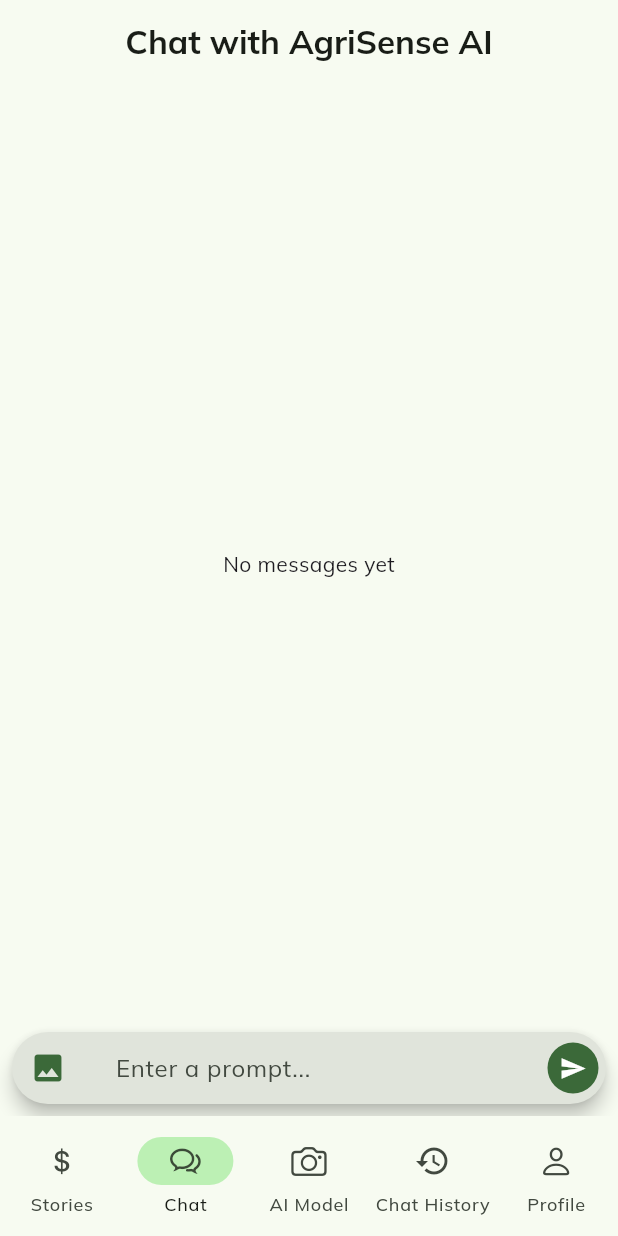
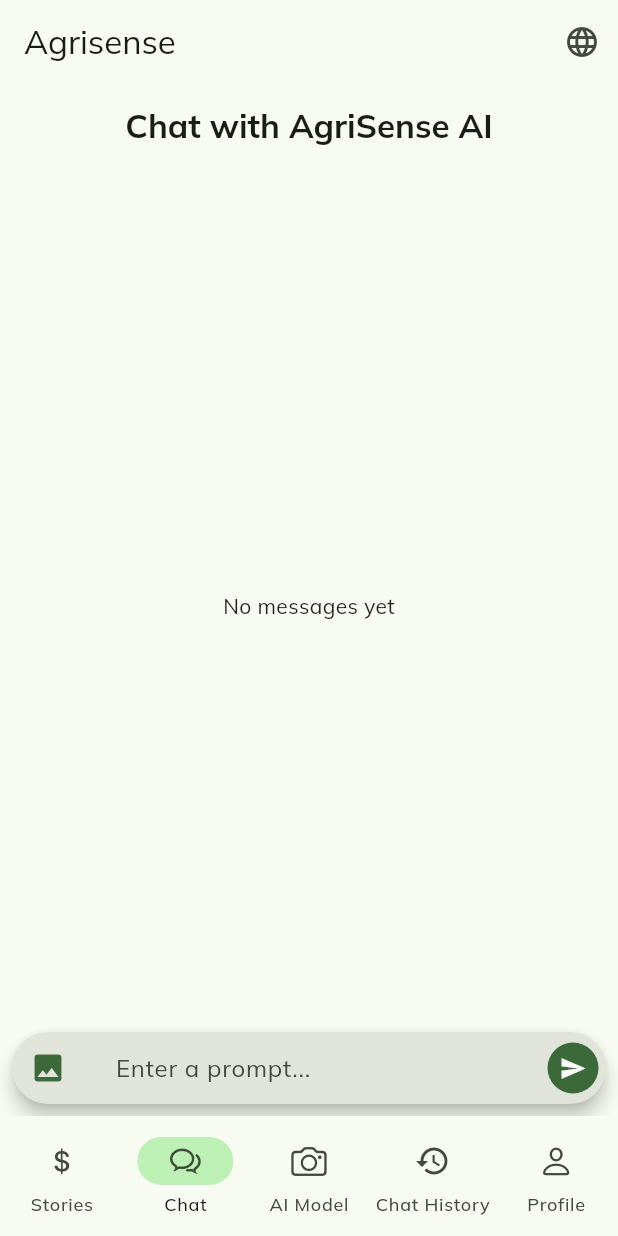
Before and after one commit to pratyush-1327/agrisense, a Flutter app: the screen it shows after launch, item 2 of the bottom bar chosen, after a tap on the "photo" icon, on a phone screen of 412 x 824 dp. Run offline on Flutter 3.47's test engine with Material 3 defaults, Android fonts, the light colour scheme and no system bars; our stand-ins replace connectivity_plus, easy_localization, flutter_dotenv, flutter_markdown, flutter_spinkit, flutter_tts and 5 more; accounts and stored records are empty; network calls fail.

Commit message:
added easy_localizations, hindi

```diff
--- a/lib/main.dart
+++ b/lib/main.dart
@@ -1,3 +1,4 @@
+import 'package:easy_localization/easy_localization.dart';
 import 'package:flutter/material.dart';
 import 'package:agrisense/themes/my_theme.dart';
 import 'package:agrisense/providers/chat_provider.dart';
@@ -9,17 +10,25 @@
 
 void main() async {
   WidgetsFlutterBinding.ensureInitialized();
+  await EasyLocalization.ensureInitialized(); // Initialize EasyLocalization
 
   await dotenv.load(fileName: ".env");
   await ChatProvider.initHive();
 
-  runApp(MultiProvider(
-    providers: [
-      ChangeNotifierProvider(create: (context) => ChatProvider()),
-      ChangeNotifierProvider(create: (context) => SettingsProvider()),
-    ],
-    child: const MyApp(),
-  ));
+  runApp(
+    EasyLocalization(
+      supportedLocales: const [Locale('en'), Locale('hi')], // Supported locales
+      path: 'assets/translations', // Path to translation files
+      fallbackLocale: const Locale('en'), // Fallback locale
+      child: MultiProvider(
+        providers: [
+          ChangeNotifierProvider(create: (context) => ChatProvider()),
+          ChangeNotifierProvider(create: (context) => SettingsProvider()),
+        ],
+        child: const MyApp(),
+      ),
+    ),
+  );
 }
 
 class MyApp extends StatefulWidget {
@@ -44,7 +53,10 @@
   @override
   Widget build(BuildContext context) {
     return MaterialApp(
-      title: 'Krishi AI',
+      title: 'appTitle'.tr(), // Use translated title
+      localizationsDelegates: context.localizationDelegates, // Add delegates
+      supportedLocales: context.supportedLocales, // Add supported locales
+      locale: context.locale, // Set current locale
       theme:
           context.watch<SettingsProvider>().isDarkMode ? darkTheme : lightTheme,
       debugShowCheckedModeBanner: false,
--- a/lib/screens/chat_history_screen.dart
+++ b/lib/screens/chat_history_screen.dart
@@ -3,6 +3,7 @@
 import 'package:agrisense/hive/chat_history.dart';
 import 'package:agrisense/widgets/chat_history_widget.dart';
 import 'package:agrisense/widgets/empty_history_widget.dart';
+import 'package:easy_localization/easy_localization.dart'; // Import easy_localization
 import 'package:hive_flutter/hive_flutter.dart';
 
 class ChatHistoryScreen extends StatefulWidget {
@@ -19,7 +20,7 @@
       appBar: AppBar(
         backgroundColor: Theme.of(context).appBarTheme.backgroundColor,
         centerTitle: true,
-        title: const Text('Chat history'),
+        title: Text('chatHistoryTitle'.tr()), // Translate
       ),
       body: ValueListenableBuilder<Box<ChatHistory>>(
         valueListenable: Boxes.getChatHistory().listenable(),
--- a/lib/screens/chat_screen.dart
+++ b/lib/screens/chat_screen.dart
@@ -4,6 +4,7 @@
 import 'package:agrisense/utility/animated_dialog.dart';
 import 'package:agrisense/widgets/bottom_chat_field.dart';
 import 'package:agrisense/widgets/chat_messages.dart';
+import 'package:easy_localization/easy_localization.dart'; // Import easy_localization
 import 'package:provider/provider.dart';
 
 class ChatScreen extends StatefulWidget {
@@ -55,8 +56,8 @@
           appBar: AppBar(
             backgroundColor: Theme.of(context).appBarTheme.backgroundColor,
             centerTitle: true,
-            title: const Text(
-              'Chat with AgriSense AI',
+            title: Text(
+              'chatScreenTitle'.tr(), // Translate
               style: TextStyle(fontWeight: FontWeight.bold),
             ),
             actions: [
@@ -70,9 +71,9 @@
                         // show my animated dialog to start new chat
                         showMyAnimatedDialog(
                           context: context,
-                          title: 'Start New Chat',
-                          content: 'Are you sure you want to start a new chat?',
-                          actionText: 'Yes',
+                          title: 'newChatDialogTitle'.tr(), // Translate
+                          content: 'newChatDialogContent'.tr(), // Translate
+                          actionText: 'newChatDialogActionYes'.tr(), // Translate
                           onActionPressed: (value) async {
                             if (value) {
                               // prepare chat room
@@ -94,8 +95,8 @@
                 children: [
                   Expanded(
                     child: chatProvider.inChatMessages.isEmpty
-                        ? const Center(
-                            child: Text('No messages yet'),
+                        ? Center(
+                            child: Text('noMessagesYet'.tr()), // Translate
                           )
                         : ChatMessages(
                             scrollController: _scrollController,
--- a/lib/screens/detetctor_page.dart
+++ b/lib/screens/detetctor_page.dart
@@ -1,6 +1,7 @@
 import 'dart:io';
 
 import 'package:agrisense/apis/api_service_tf.dart';
+import 'package:easy_localization/easy_localization.dart'; // Import easy_localization
 import 'package:flutter/material.dart';
 import 'package:image_picker/image_picker.dart';
 
@@ -43,7 +44,7 @@
   Widget build(BuildContext context) {
     return Scaffold(
       appBar: AppBar(
-        title: const Text('🌿 Plant Disease Detector'),
+        title: Text('detectorPageTitle'.tr()), // Translate
       ),
       body: Padding(
         padding: const EdgeInsets.all(20),
@@ -56,13 +57,13 @@
                 height: 250,
                 width: double.infinity,
                 color: Colors.grey[200],
-                child: const Center(child: Text("No image selected")),
+                child: Center(child: Text("noImageSelected".tr())), // Translate
               ),
             const SizedBox(height: 20),
             ElevatedButton.icon(
               onPressed: _pickImage,
               icon: const Icon(Icons.image),
-              label: const Text("Pick Image"),
+              label: Text("pickImageButton".tr()), // Translate
               style: ElevatedButton.styleFrom(
                 backgroundColor: Colors.green,
                 foregroundColor: Colors.white,
@@ -75,50 +76,50 @@
               Column(
                 children: [
                   Text(
-                    "Prediction: $_result",
+                    "${'predictionLabel'.tr()} $_result", // Translate
                     style: const TextStyle(
                         fontSize: 20, fontWeight: FontWeight.bold),
                   ),
                   Text(
-                    "Confidence: ${_confidence?.toStringAsFixed(2)}%",
+                    "${'confidenceLabel'.tr()} ${_confidence?.toStringAsFixed(2)}%", // Translate
                     style: const TextStyle(fontSize: 16),
                   ),
                   if (_result == "Strawberry___Leaf_scorch")
                     Column(
                       children: [
-                        const Text(
-                          "Suggestions :",
-                          style: TextStyle(fontSize: 24, color: Colors.black),
+                        Text(
+                          "suggestionsLabel".tr(), // Translate
+                          style: const TextStyle(fontSize: 24, color: Colors.black),
                         ),
-                        const Text(
-                          " 🍓 Use resistant strawberry varieties like 'Earliglow' or 'Surecrop' to reduce the risk of infection.\n ✂️ Remove and destroy infected leaves as soon as symptoms (purple or dark brown spots, scorched edges) appear to stop spread.\n 🌧️ Avoid overhead watering; use drip irrigation to prevent moisture buildup on leaves.\n",
-                          style: TextStyle(fontSize: 18, color: Colors.black),
+                        Text(
+                          "suggestionStrawberryLeafScorch".tr(), // Translate
+                          style: const TextStyle(fontSize: 18, color: Colors.black),
                         ),
                       ],
                     ),
                   if (_result == "Apple___Apple_scab")
                     Column(
                       children: [
-                        const Text(
-                          "Suggestions :",
-                          style: TextStyle(fontSize: 24, color: Colors.black),
+                        Text(
+                          "suggestionsLabel".tr(), // Translate
+                          style: const TextStyle(fontSize: 24, color: Colors.black),
                         ),
-                        const Text(
-                          " 🍎 Remove galls from infected cedar trees within a 5-mile radius during late fall or early spring to reduce spore dispersal.\n 🌳 Prune infected apple branches to remove visible signs of the disease.\n 🍄 Apply fungicide treatments containing myclobutanil or propiconazole during early stages of infection, following label instructions.\n",
-                          style: TextStyle(fontSize: 18, color: Colors.black),
+                        Text(
+                          "suggestionAppleScab".tr(), // Translate
+                          style: const TextStyle(fontSize: 18, color: Colors.black),
                         ),
                       ],
                     ),
                   if (_result == "Peach___Bacterial_spot")
                     Column(
                       children: [
-                        const Text(
-                          "Suggestions :",
-                          style: TextStyle(fontSize: 24, color: Colors.black),
+                        Text(
+                          "suggestionsLabel".tr(), // Translate
+                          style: const TextStyle(fontSize: 24, color: Colors.black),
                         ),
-                        const Text(
-                          " 🍑 Prune infected branches during dormancy to remove sources of bacteria.\n 🍂 Rake and destroy fallen leaves to reduce overwintering inoculum.\n 🚿 Apply copper-based bactericides in early spring before bud break, following label instructions.\n",
-                          style: TextStyle(fontSize: 18, color: Colors.black),
+                        Text(
+                          "suggestionPeachBacterialSpot".tr(), // Translate
+                          style: const TextStyle(fontSize: 18, color: Colors.black),
                         ),
                       ],
                     ),
--- a/lib/screens/home_screen.dart
+++ b/lib/screens/home_screen.dart
@@ -1,5 +1,6 @@
 import 'package:agrisense/screens/detetctor_page.dart';
 import 'package:agrisense/screens/story_screen.dart';
+import 'package:easy_localization/easy_localization.dart'; // Import easy_localization
 import 'package:flutter/cupertino.dart';
 import 'package:flutter/material.dart';
 import 'package:agrisense/providers/chat_provider.dart';
@@ -30,6 +31,16 @@
     return Consumer<ChatProvider>(
       builder: (context, chatProvider, child) {
         return Scaffold(
+          appBar: AppBar( // Add AppBar
+            title: Text('appTitle'.tr()), // Use translated title
+            actions: [
+              IconButton(
+                icon: const Icon(Icons.language),
+                tooltip: 'selectLanguage'.tr(),
+                onPressed: () => _showLanguageDialog(context),
+              ),
+            ],
+          ),
           body: PageView(
             controller: chatProvider.pageController,
             children: _screens,
@@ -48,26 +59,26 @@
               chatProvider.pageController.jumpToPage(index);
               setState(() {});
             },
-            destinations: const [
+            destinations: [ // Remove const keyword here
               NavigationDestination(
                 icon: Icon(CupertinoIcons.money_dollar),
-                label: 'Stories',
+                label: 'Stories'.tr(), // Translate label
               ),
               NavigationDestination(
                 icon: Icon(CupertinoIcons.chat_bubble_2),
-                label: 'Chat',
+                label: 'Chat'.tr(), // Translate label
               ),
               NavigationDestination(
                 icon: Icon(CupertinoIcons.camera),
-                label: 'AI Model',
+                label: 'AI Model'.tr(), // Translate label
               ),
               NavigationDestination(
                 icon: Icon(Icons.history),
-                label: 'Chat History',
+                label: 'Chat History'.tr(), // Translate label
               ),
               NavigationDestination(
                 icon: Icon(CupertinoIcons.person),
-                label: 'Profile',
+                label: 'Profile'.tr(), // Translate label
               ),
             ],
           ),
@@ -75,4 +86,43 @@
       },
     );
   }
+
+  // Method to show the language selection dialog
+  void _showLanguageDialog(BuildContext context) {
+    showDialog(
+      context: context,
+      builder: (BuildContext dialogContext) {
+        return AlertDialog(
+          title: Text('selectLanguage'.tr()),
+          content: Column(
+            mainAxisSize: MainAxisSize.min,
+            children: <Widget>[
+              ListTile(
+                title: Text('english'.tr()),
+                onTap: () {
+                  context.setLocale(const Locale('en'));
+                  Navigator.of(dialogContext).pop();
+                },
+              ),
+              ListTile(
+                title: Text('hindi'.tr()),
+                onTap: () {
+                  context.setLocale(const Locale('hi'));
+                  Navigator.of(dialogContext).pop();
+                },
+              ),
+            ],
+          ),
+          actions: <Widget>[
+            TextButton(
+              child: Text('cancel'.tr()),
+              onPressed: () {
+                Navigator.of(dialogContext).pop();
+              },
+            ),
+          ],
+        );
+      },
+    );
+  }
 }
--- a/lib/screens/profile_screen.dart
+++ b/lib/screens/profile_screen.dart
@@ -7,6 +7,7 @@
 import 'package:agrisense/providers/settings_provider.dart';
 import 'package:agrisense/widgets/build_display_image.dart';
 import 'package:agrisense/widgets/settings_tile.dart';
+import 'package:easy_localization/easy_localization.dart'; // Import easy_localization
 import 'package:hive_flutter/hive_flutter.dart';
 import 'package:image_picker/image_picker.dart';
 import 'package:provider/provider.dart';
@@ -74,7 +75,7 @@
   Widget build(BuildContext context) {
     return Scaffold(
       appBar: AppBar(
-        title: const Text('Profile'),
+        title: Text('profileScreenTitle'.tr()), // Translate
         centerTitle: true,
         backgroundColor: Theme.of(context).scaffoldBackgroundColor,
         actions: [
@@ -126,7 +127,7 @@
                         SettingsTile(
                           // icon: Icons.mic,
                           icon: CupertinoIcons.mic,
-                          title: 'Enable AI voice',
+                          title: 'enableAIVoice'.tr(), // Translate
                           value: false,
                           onChanged: (value) {
                             final settingProvider =
@@ -143,7 +144,7 @@
                         SettingsTile(
                           // icon: Icons.light_mode,
                           icon: CupertinoIcons.sun_max,
-                          title: 'Theme',
+                          title: 'theme'.tr(), // Translate
                           value: false,
                           onChanged: (value) {
                             final settingProvider =
@@ -162,7 +163,7 @@
                         // ai voice
                         SettingsTile(
                             icon: CupertinoIcons.mic,
-                            title: 'Enable AI voice',
+                            title: 'enableAIVoice'.tr(), // Translate
                             value: settings!.shouldSpeak,
                             onChanged: (value) {
                               final settingProvider =
@@ -179,7 +180,7 @@
                           icon: settings.isDarkTheme
                               ? CupertinoIcons.moon_fill
                               : CupertinoIcons.sun_max_fill,
-                          title: 'Theme',
+                          title: 'theme'.tr(), // Translate
                           value: settings.isDarkTheme,
                           onChanged: (value) {
                             final settingProvider =
--- a/lib/screens/story_screen.dart
+++ b/lib/screens/story_screen.dart
@@ -2,10 +2,11 @@
 import 'package:agrisense/stories/mutualfund.dart';
 import 'package:agrisense/stories/ppf.dart';
 import 'package:agrisense/stories/stocks.dart';
-import 'package:agrisense/stories/tax.dart';
 import 'package:agrisense/widgets/story_widget.dart';
+import 'package:easy_localization/easy_localization.dart'; // Import easy_localization
 import 'package:flutter/material.dart';
 import 'package:agrisense/screens/chat_screen.dart';
+import 'package:agrisense/stories/tax.dart';
 
 class StoryScreen extends StatelessWidget {
   const StoryScreen({super.key});
@@ -43,7 +44,7 @@
                     Row(
                       children: [
                         Text(
-                          'AgriSense ',
+                          'storyScreenTitlePart1'.tr(), // Translate
                           textAlign: TextAlign.left,
                           style: TextStyle(
                             fontSize: 35,
@@ -57,7 +58,7 @@
                       ],
                     ),
                     Text(
-                      'Next-gen AI-powered agricultural advisor to enhance your farming efficiency and sustainability.',
+                      'storyScreenSubtitle'.tr(), // Translate
                       textAlign: TextAlign.left,
                       style: TextStyle(
                         fontSize: 25,
@@ -65,7 +66,7 @@
                       ),
                     ),
                     Text(
-                      'Swipe to access your agriculture assistant →',
+                      'storyScreenSwipeHint'.tr(), // Translate
                       textAlign: TextAlign.left,
                       style: TextStyle(
                         fontSize: 25,
@@ -77,7 +78,7 @@
               ),
             ),
             Text(
-              'Explore smart farming techniques to improve yields, reduce costs, and build a sustainable agricultural future below ↓ ',
+              'storyScreenExploreText'.tr(), // Translate
               textAlign: TextAlign.left,
               style: TextStyle(
                 fontSize: 18,
@@ -96,37 +97,37 @@
                     CategoriesCardWidget(
                         image:
                             'https://i.pinimg.com/736x/47/a2/44/47a244fb7954c7075a55f1c14c4d0af5.jpg',
-                        title: 'Fertilizer Application',
+                        title: 'storyFertilizer'.tr(), // Translate
                         category: "",
                         destination: const Mutualfund()),
                     CategoriesCardWidget(
                         image:
                             'https://i.pinimg.com/736x/8d/5a/81/8d5a810550412343448b04a8a3d8514d.jpg',
-                        title: 'Organic Pest Control',
+                        title: 'storyPestControl'.tr(), // Translate
                         category: "",
                         destination: const Stocks()),
                     CategoriesCardWidget(
                         image:
                             'https://i.pinimg.com/736x/19/88/4f/19884f2d8458859e1e16ee8df537698d.jpg',
-                        title: 'Smart Irrigation',
+                        title: 'storyIrrigation'.tr(), // Translate
                         category: "",
                         destination: const Tax()),
                     CategoriesCardWidget(
                         image:
                             'https://i.pinimg.com/736x/bb/bb/dc/bbbbdcc3673e13a12be1ed13583e92b3.jpg',
-                        title: 'Soil Health',
+                        title: 'storySoilHealth'.tr(), // Translate
                         category: "",
                         destination: const Insurance()),
                     CategoriesCardWidget(
                         image:
                             'https://i.pinimg.com/736x/bc/70/c7/bc70c75d189c386df8c4dfc60583cc93.jpg',
-                        title: 'Crop Rotation',
+                        title: 'storyCropRotation'.tr(), // Translate
                         category: "",
                         destination: const Ppf()),
                     CategoriesCardWidget(
                         image:
                             'https://i.pinimg.com/736x/3d/40/e6/3d40e65295b74559cc150660a509cb4f.jpg',
-                        title: 'Sensors',
+                        title: 'storySensors'.tr(), // Translate
                         category: "",
                         destination: const ChatScreen()),
                   ],
--- a/pubspec.yaml
+++ b/pubspec.yaml
@@ -23,6 +23,7 @@
   flutter_tts: ^4.2.2 # Added for text-to-speech
   connectivity_plus: ^6.1.3
   http: ^1.3.0
+  easy_localization: ^3.0.7 # Add easy_localization
 
 dev_dependencies:
   build_runner: ^2.4.11
@@ -39,6 +40,7 @@
     - assets/images/
     - assets/screenshots/
     - .env
+    - assets/translations/ # Add translations path
   # An image asset can refer to one or more resolution-specific "variants", see
   # https://flutter.dev/assets-and-images/#resolution-aware
   # For details regarding adding assets from package dependencies, see
```
Also changed, not shown: assets/translations/en.json (added, +56 -0 lines), assets/translations/hi.json (added, +50 -0 lines), lib/stories/insurance.dart (+4 -3 lines), lib/stories/mutualfund.dart (+4 -3 lines), lib/stories/ppf.dart (+4 -3 lines), lib/stories/stocks.dart (+1 -0 lines), lib/stories/tax.dart (+4 -3 lines), pubspec.lock.
